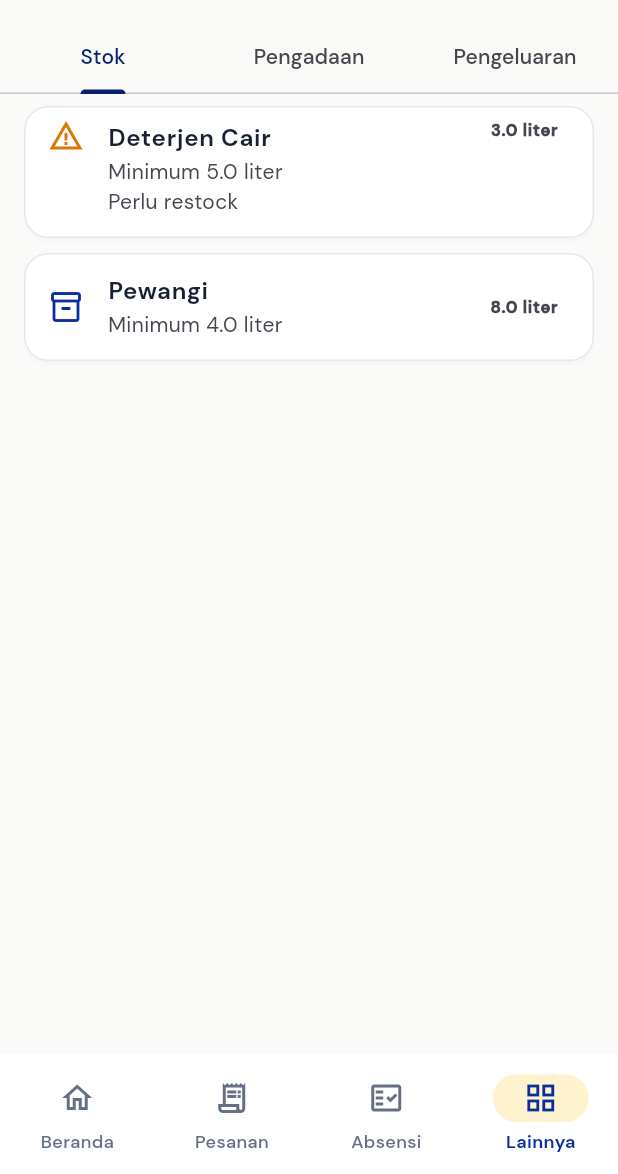
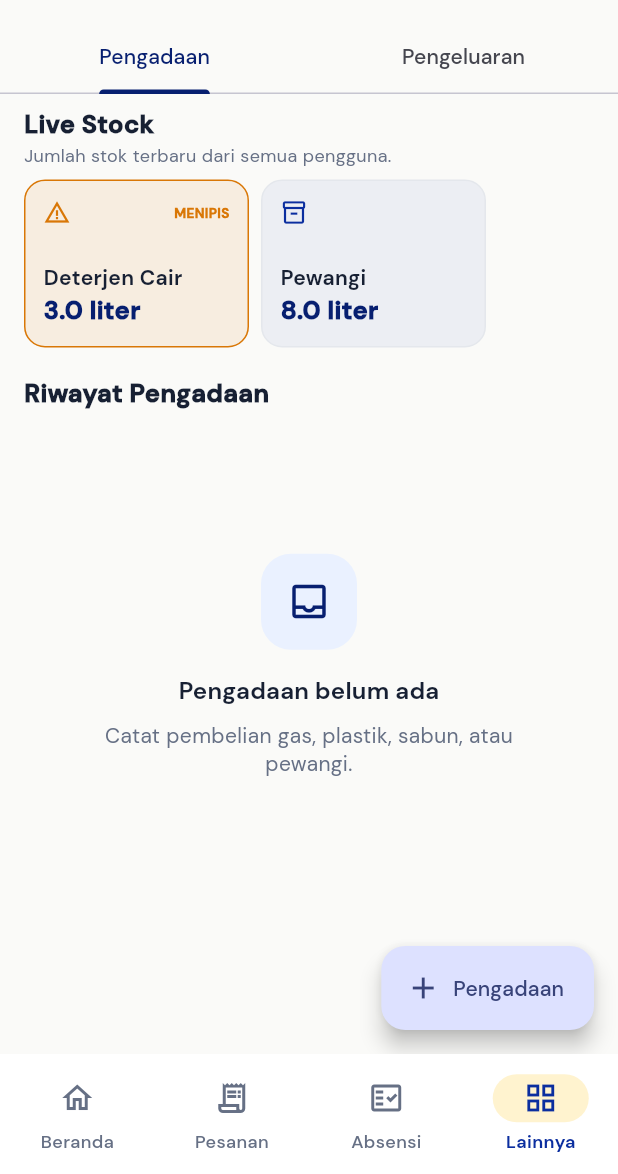
Before and after one commit to dandirayo/LaundryApp, a Flutter app: the ExpensesPage screen opened by its route, on a phone screen of 412 x 824 dp, the part 62-1236 px from its top. Run offline on Flutter 3.47's test engine with Material 3 defaults, Android fonts, the phone set to English and light mode, and no system bars; our stand-ins replace flutter_contacts, flutter_riverpod, flutter_secure_storage, go_router, image_picker, shared_preferences and 1 more; missing offline and left inert: print_bluetooth_thermal; accounts and stored records are empty.

Commit message:
Refine order filters and live stock view

```diff
--- a/laundry_app_flutter/lib/features/expenses/presentation/expenses_page.dart
+++ b/laundry_app_flutter/lib/features/expenses/presentation/expenses_page.dart
@@ -32,7 +32,7 @@ class _ExpensesPageState extends ConsumerState<ExpensesPage>
   @override
   void initState() {
     super.initState();
-    _tabs = TabController(length: 3, vsync: this)..addListener(_rebuild);
+    _tabs = TabController(length: 2, vsync: this)..addListener(_rebuild);
   }
 
   @override
@@ -70,7 +70,6 @@ class _ExpensesPageState extends ConsumerState<ExpensesPage>
         bottom: TabBar(
           controller: _tabs,
           tabs: const [
-            Tab(text: 'Stok'),
             Tab(text: 'Pengadaan'),
             Tab(text: 'Pengeluaran'),
           ],
@@ -88,32 +87,23 @@ class _ExpensesPageState extends ConsumerState<ExpensesPage>
           ),
         ],
       ),
-      floatingActionButton: _tabs.index == 0 && !isOwner
-          ? null
-          : _tabs.index == 0
-          ? FloatingActionButton.extended(
-              onPressed: () => context.go(AppRoutes.inventory),
-              icon: const Icon(Icons.inventory_2_outlined),
-              label: const Text('Kelola Stok'),
-            )
-          : FloatingActionButton.extended(
-              onPressed: () => _tabs.index == 1
+      floatingActionButton: FloatingActionButton.extended(
+        onPressed: () => _tabs.index == 0
             ? _showProcurementSheet(context)
             : _showExpenseSheet(context),
         icon: const Icon(Icons.add),
-              label: Text(_tabs.index == 1 ? 'Pengadaan' : 'Pengeluaran'),
+        label: Text(_tabs.index == 0 ? 'Pengadaan' : 'Pengeluaran'),
       ),
       body: ResponsivePage(
         padding: const EdgeInsets.fromLTRB(16, 8, 16, 96),
         child: TabBarView(
           controller: _tabs,
           children: [
-            _StockList(items: inventory),
-            _ExpenseList(
-              items: procurement,
-              emptyTitle: 'Pengadaan belum ada',
-              emptyMessage:
-                  'Catat pembelian gas, plastik, sabun, atau pewangi.',
+            _ProcurementView(
+              stock: inventory,
+              procurement: procurement,
+              isOwner: isOwner,
+              onManageStock: () => context.go(AppRoutes.inventory),
             ),
             _ExpenseList(
               items: operational,
@@ -345,50 +335,148 @@ class _ExpensesPageState extends ConsumerState<ExpensesPage>
   }
 }
 
-class _StockList extends StatelessWidget {
-  const _StockList({required this.items});
+class _ProcurementView extends StatelessWidget {
+  const _ProcurementView({
+    required this.stock,
+    required this.procurement,
+    required this.isOwner,
+    required this.onManageStock,
+  });
 
-  final List<PreviewInventoryItem> items;
+  final List<PreviewInventoryItem> stock;
+  final List<PreviewExpense> procurement;
+  final bool isOwner;
+  final VoidCallback onManageStock;
 
   @override
   Widget build(BuildContext context) {
-    if (items.isEmpty) {
-      return AppStateView.empty(
-        title: 'Stok belum ada',
-        message: 'Gunakan Kelola Stok untuk menambahkan barang.',
-      );
-    }
-    return ListView.separated(
-      itemCount: items.length,
-      separatorBuilder: (_, _) => const SizedBox(height: 10),
+    return Column(
+      crossAxisAlignment: CrossAxisAlignment.stretch,
+      children: [
+        Row(
+          children: [
+            const Expanded(
+              child: Column(
+                crossAxisAlignment: CrossAxisAlignment.start,
+                children: [
+                  Text(
+                    'Live Stock',
+                    style: TextStyle(fontWeight: FontWeight.w900, fontSize: 17),
+                  ),
+                  Text(
+                    'Jumlah stok terbaru dari semua pengguna.',
+                    style: TextStyle(
+                      color: AppColors.secondaryText,
+                      fontSize: 12,
+                    ),
+                  ),
+                ],
+              ),
+            ),
+            if (isOwner)
+              TextButton.icon(
+                onPressed: onManageStock,
+                icon: const Icon(Icons.edit_outlined, size: 18),
+                label: const Text('Kelola'),
+              ),
+          ],
+        ),
+        const SizedBox(height: 8),
+        SizedBox(
+          height: 112,
+          child: stock.isEmpty
+              ? Card(
+                  margin: EdgeInsets.zero,
+                  child: Center(
+                    child: Text(
+                      isOwner
+                          ? 'Stok belum ada. Tekan Kelola untuk menambahkan.'
+                          : 'Stok belum ditambahkan oleh Owner.',
+                      textAlign: TextAlign.center,
+                    ),
+                  ),
+                )
+              : ListView.separated(
+                  scrollDirection: Axis.horizontal,
+                  itemCount: stock.length,
+                  separatorBuilder: (_, _) => const SizedBox(width: 8),
                   itemBuilder: (context, index) {
-        final item = items[index];
-        return Card(
-          child: ListTile(
-            leading: Icon(
+                    final item = stock[index];
+                    return Container(
+                      width: 150,
+                      padding: const EdgeInsets.all(12),
+                      decoration: BoxDecoration(
+                        color: item.isLowStock
+                            ? AppColors.warning.withValues(alpha: 0.10)
+                            : AppColors.primaryBlue.withValues(alpha: 0.06),
+                        border: Border.all(
+                          color: item.isLowStock
+                              ? AppColors.warning
+                              : AppColors.outline,
+                        ),
+                        borderRadius: BorderRadius.circular(14),
+                      ),
+                      child: Column(
+                        crossAxisAlignment: CrossAxisAlignment.start,
+                        children: [
+                          Row(
+                            children: [
+                              Icon(
                                 item.isLowStock
                                     ? Icons.warning_amber
                                     : Icons.inventory_2_outlined,
+                                size: 18,
                                 color: item.isLowStock
                                     ? AppColors.warning
                                     : AppColors.primaryBlue,
                               ),
-            title: Text(
+                              const Spacer(),
+                              if (item.isLowStock)
+                                const Text(
+                                  'MENIPIS',
+                                  style: TextStyle(
+                                    color: AppColors.warning,
+                                    fontSize: 9,
+                                    fontWeight: FontWeight.w900,
+                                  ),
+                                ),
+                            ],
+                          ),
+                          const Spacer(),
+                          Text(
                             item.name,
+                            maxLines: 1,
+                            overflow: TextOverflow.ellipsis,
                             style: const TextStyle(fontWeight: FontWeight.w800),
                           ),
-            subtitle: Text(
-              'Minimum ${item.minStock.toStringAsFixed(1)} ${item.unit}'
-              '${item.note.trim().isEmpty ? '' : '\n${item.note}'}',
+                          Text(
+                            '${item.stock.toStringAsFixed(1)} ${item.unit}',
+                            style: const TextStyle(
+                              color: AppColors.primaryNavy,
+                              fontWeight: FontWeight.w900,
+                              fontSize: 17,
                             ),
-            isThreeLine: item.note.trim().isNotEmpty,
-            trailing: Text(
-              '${item.stock.toStringAsFixed(1)} ${item.unit}',
-              style: const TextStyle(fontWeight: FontWeight.w900),
                           ),
+                        ],
                       ),
                     );
                   },
+                ),
+        ),
+        const SizedBox(height: 18),
+        const Text(
+          'Riwayat Pengadaan',
+          style: TextStyle(fontWeight: FontWeight.w900, fontSize: 17),
+        ),
+        const SizedBox(height: 8),
+        Expanded(
+          child: _ExpenseList(
+            items: procurement,
+            emptyTitle: 'Pengadaan belum ada',
+            emptyMessage: 'Catat pembelian gas, plastik, sabun, atau pewangi.',
+          ),
+        ),
+      ],
     );
   }
 }
--- a/laundry_app_flutter/pubspec.yaml
+++ b/laundry_app_flutter/pubspec.yaml
@@ -16,7 +16,7 @@ publish_to: 'none' # Remove this line if you wish to publish to pub.dev
 # https://developer.apple.com/library/archive/documentation/General/Reference/InfoPlistKeyReference/Articles/CoreFoundationKeys.html
 # In Windows, build-name is used as the major, minor, and patch parts
 # of the product and file versions while build-number is used as the build suffix.
-version: 2.0.0+11
+version: 2.0.1+12
 
 environment:
   sdk: ^3.12.2
```
Also changed, not shown: laundry_app_flutter/lib/features/orders/presentation/orders_page.dart (+91 -43 lines), 2 other files. Lines whose indentation alone changed are shown as unchanged.
